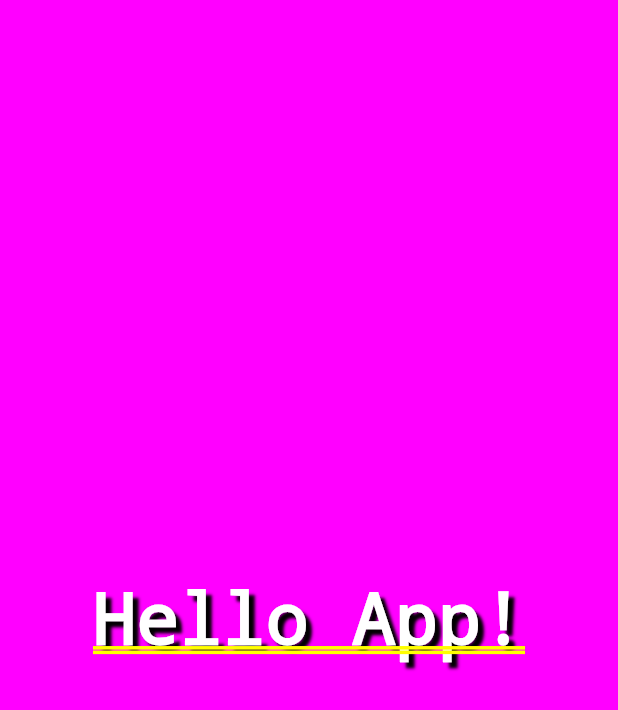
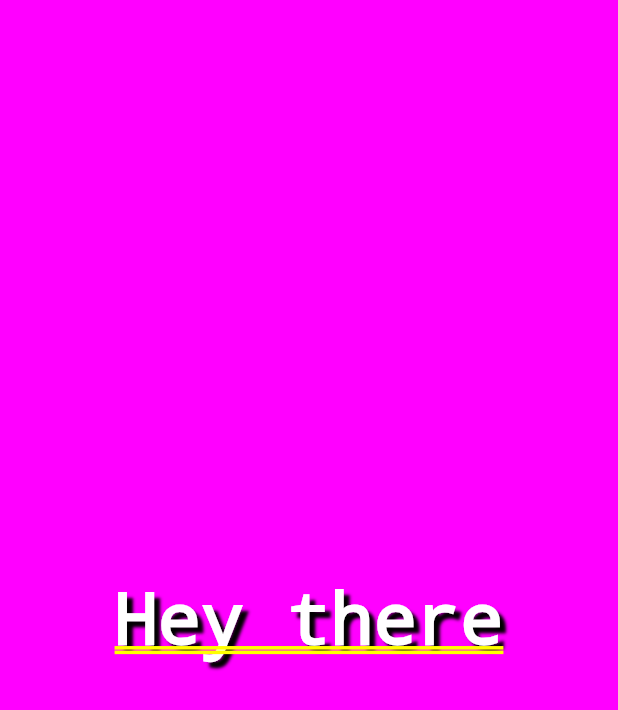
Before and after one commit to levYKpi/FlutterTestTask, a Flutter app: the screen it shows after launch, on a phone screen of 412 x 824 dp. Shown: the top 710 px of the screen. Run offline on Flutter 3.47's test engine with Material 2 defaults, Android fonts, the phone set to English and light mode, and no system bars.

Commit message:
task: rewrite text

```diff
--- a/lib/main.dart
+++ b/lib/main.dart
@@ -10,7 +10,7 @@ class MyApp extends StatelessWidget {
       home: Container(
         child: Center(
           child: Text(
-            "Hello App!",
+            "Hey there",
             style: TextStyle(
               color: Colors.white,
               shadows: <Shadow>[
```
